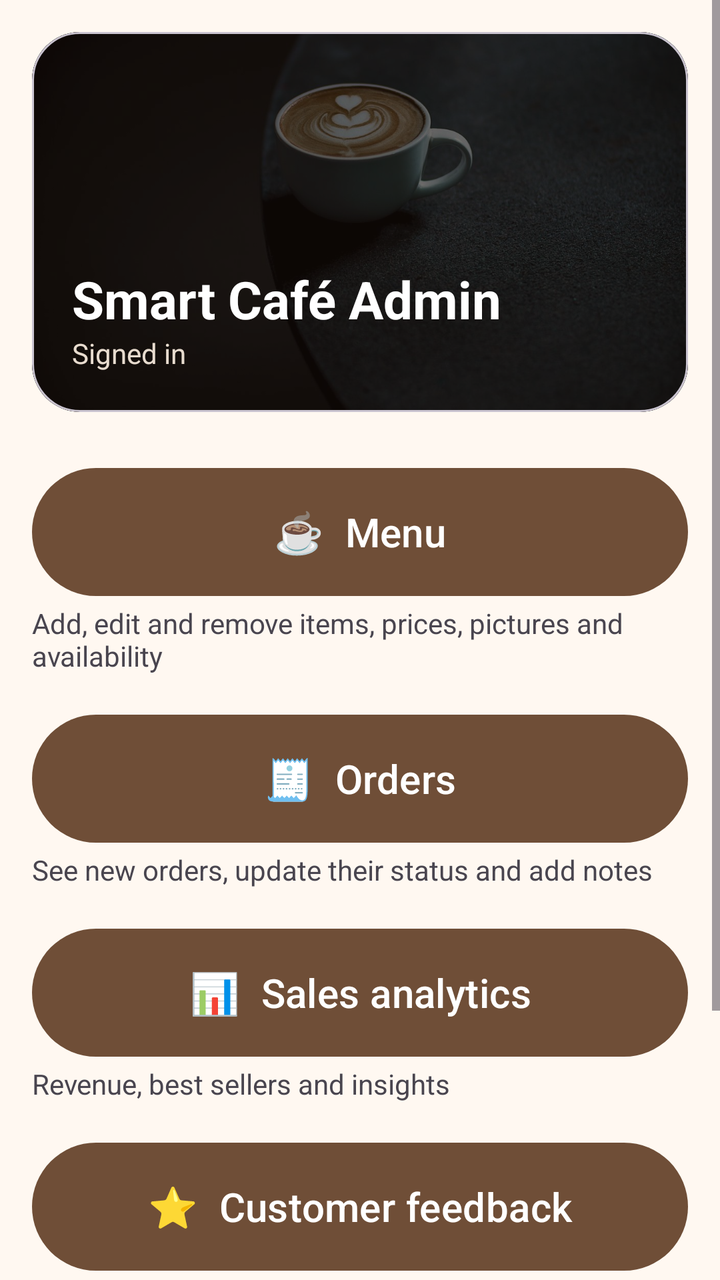
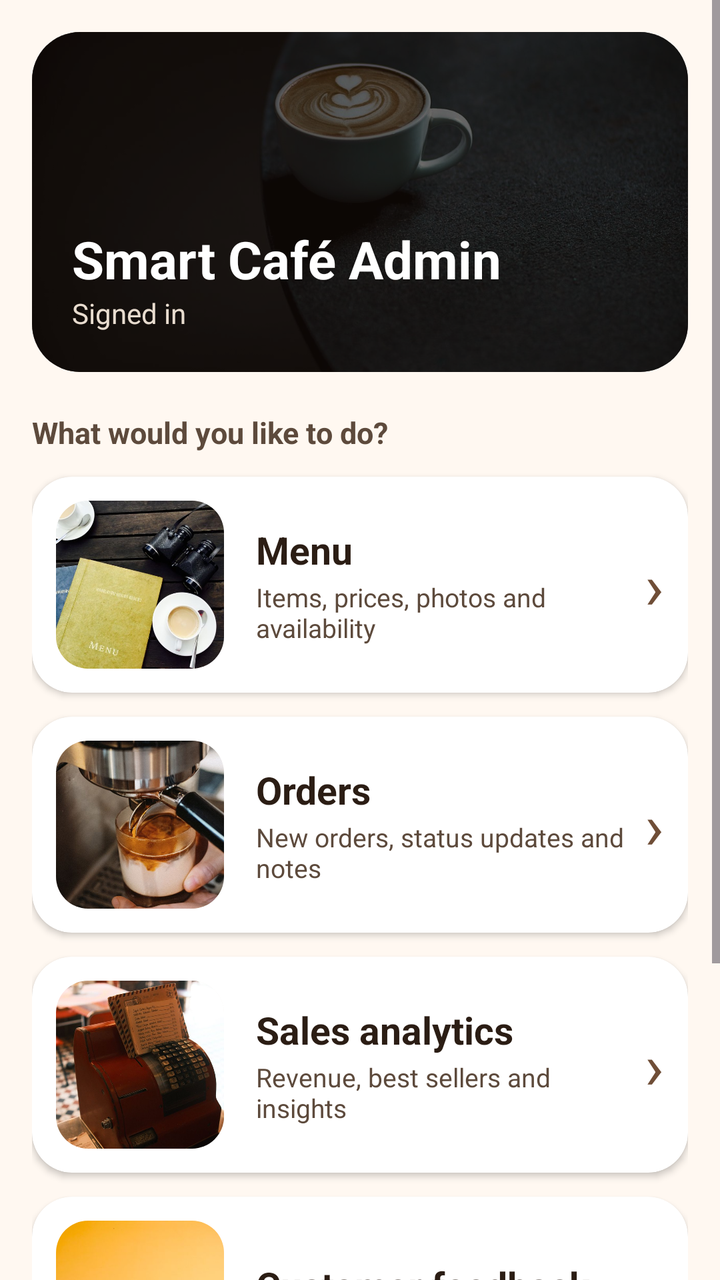

An Android layout rendered at two revisions. The XML below is the earlier revision; the diff shows what the commit changed to produce the second picture.
<!-- AndroidManifest.xml: application theme Theme.SmartCafeAdmin -->
<!-- res/layout/activity_home.xml -->
<?xml version="1.0" encoding="utf-8"?>
<ScrollView xmlns:android="http://schemas.android.com/apk/res/android"
    xmlns:app="http://schemas.android.com/apk/res-auto"
    android:id="@+id/main"
    android:layout_width="match_parent"
    android:layout_height="match_parent">

    <LinearLayout
        android:layout_width="match_parent"
        android:layout_height="wrap_content"
        android:orientation="vertical"
        android:padding="16dp">

        
        <com.google.android.material.card.MaterialCardView
            android:layout_width="match_parent"
            android:layout_height="190dp"
            app:cardCornerRadius="24dp"
            app:cardElevation="0dp">

            <FrameLayout
                android:layout_width="match_parent"
                android:layout_height="match_parent">

                <ImageView
                    android:layout_width="match_parent"
                    android:layout_height="match_parent"
                    android:importantForAccessibility="no"
                    android:scaleType="centerCrop"
                    android:src="@drawable/bg_coffee_photo" />

                <View
                    android:layout_width="match_parent"
                    android:layout_height="match_parent"
                    android:background="#99140C08" />

                <LinearLayout
                    android:layout_width="match_parent"
                    android:layout_height="wrap_content"
                    android:layout_gravity="bottom"
                    android:orientation="vertical"
                    android:padding="20dp">

                    <TextView
                        android:layout_width="wrap_content"
                        android:layout_height="wrap_content"
                        android:text="Smart Café Admin"
                        android:textColor="#FFFFFF"
                        android:textSize="26sp"
                        android:textStyle="bold" />

                    <TextView
                        android:id="@+id/textWelcome"
                        android:layout_width="wrap_content"
                        android:layout_height="wrap_content"
                        android:text="Signed in"
                        android:textColor="#E8DCCF" />
                </LinearLayout>
            </FrameLayout>
        </com.google.android.material.card.MaterialCardView>

        <Button
            android:id="@+id/buttonMenu"
            android:layout_width="match_parent"
            android:layout_height="72dp"
            android:layout_marginTop="24dp"
            android:text="☕  Menu"
            android:textSize="20sp" />

        <TextView
            android:layout_width="wrap_content"
            android:layout_height="wrap_content"
            android:layout_marginBottom="16dp"
            android:text="Add, edit and remove items, prices, pictures and availability" />

        <Button
            android:id="@+id/buttonOrders"
            android:layout_width="match_parent"
            android:layout_height="72dp"
            android:text="🧾  Orders"
            android:textSize="20sp" />

        <TextView
            android:layout_width="wrap_content"
            android:layout_height="wrap_content"
            android:layout_marginBottom="16dp"
            android:text="See new orders, update their status and add notes" />

        <Button
            android:id="@+id/buttonAnalytics"
            android:layout_width="match_parent"
            android:layout_height="72dp"
            android:text="📊  Sales analytics"
            android:textSize="20sp" />

        <TextView
            android:layout_width="wrap_content"
            android:layout_height="wrap_content"
            android:layout_marginBottom="16dp"
            android:text="Revenue, best sellers and insights" />

        <Button
            android:id="@+id/buttonFeedback"
            android:layout_width="match_parent"
            android:layout_height="72dp"
            android:text="⭐  Customer feedback"
            android:textSize="20sp" />

        <TextView
            android:layout_width="wrap_content"
            android:layout_height="wrap_content"
            android:layout_marginBottom="32dp"
            android:text="Star ratings and comments from customers" />

        <Button
            android:id="@+id/buttonLogout"
            style="@style/Widget.Material3.Button.OutlinedButton"
            android:layout_width="match_parent"
            android:layout_height="wrap_content"
            android:text="Log out" />

        <LinearLayout
            android:layout_width="wrap_content"
            android:layout_height="wrap_content"
            android:layout_gravity="center_horizontal"
            android:layout_marginTop="8dp"
            android:orientation="horizontal">

            <Button
                android:id="@+id/buttonTerms"
                style="@style/Widget.Material3.Button.TextButton"
                android:layout_width="wrap_content"
                android:layout_height="wrap_content"
                android:text="Terms and Conditions" />

            <Button
                android:id="@+id/buttonPrivacy"
                style="@style/Widget.Material3.Button.TextButton"
                android:layout_width="wrap_content"
                android:layout_height="wrap_content"
                android:text="Privacy Notice" />
        </LinearLayout>

    </LinearLayout>
</ScrollView>
<!-- resources referenced by this layout -->
<resources>
  <!-- drawable bg_coffee_photo: jpg bitmap (drawable-nodpi, 93653 bytes) -->
  <style name="Theme.SmartCafeAdmin" parent="Base.Theme.SmartCafeAdmin" />
  <style name="Base.Theme.SmartCafeAdmin" parent="Theme.Material3.Light.NoActionBar">
          <item name="colorPrimary">#6F4E37</item>
          <item name="colorOnPrimary">#FFFFFF</item>
          <item name="colorPrimaryContainer">#F3E5D8</item>
          <item name="colorOnPrimaryContainer">#3E2723</item>
  
          <item name="colorSecondary">#A47148</item>
          <item name="colorOnSecondary">#FFFFFF</item>
          <item name="colorSecondaryContainer">#F6E3CF</item>
          <item name="colorOnSecondaryContainer">#3E2723</item>
  
          <item name="android:colorBackground">#FFF8F1</item>
          <item name="colorOnBackground">#2B1D14</item>
          <item name="colorSurface">#FFF8F1</item>
          <item name="colorOnSurface">#2B1D14</item>
          <item name="colorSurfaceVariant">#EFE0D2</item>
          <item name="colorOnSurfaceVariant">#5D4A3C</item>
          <item name="colorOutline">#8D7A6B</item>
  
          <item name="android:windowLightStatusBar">true</item>
      </style>
</resources>

<!-- the commit's change to res/layout/activity_home.xml (unified diff, before → after) -->
@@ -14,9 +14,10 @@
         
         <com.google.android.material.card.MaterialCardView
             android:layout_width="match_parent"
-            android:layout_height="190dp"
+            android:layout_height="170dp"
             app:cardCornerRadius="24dp"
-            app:cardElevation="0dp">
+            app:cardElevation="0dp"
+            app:strokeWidth="0dp">
 
             <FrameLayout
                 android:layout_width="match_parent"
@@ -59,64 +60,294 @@
             </FrameLayout>
         </com.google.android.material.card.MaterialCardView>
 
-        <Button
-            android:id="@+id/buttonMenu"
-            android:layout_width="match_parent"
-            android:layout_height="72dp"
-            android:layout_marginTop="24dp"
-            android:text="☕  Menu"
-            android:textSize="20sp" />
-
         <TextView
             android:layout_width="wrap_content"
             android:layout_height="wrap_content"
-            android:layout_marginBottom="16dp"
-            android:text="Add, edit and remove items, prices, pictures and availability" />
-
-        <Button
-            android:id="@+id/buttonOrders"
-            android:layout_width="match_parent"
-            android:layout_height="72dp"
-            android:text="🧾  Orders"
-            android:textSize="20sp" />
-
-        <TextView
-            android:layout_width="wrap_content"
-            android:layout_height="wrap_content"
-            android:layout_marginBottom="16dp"
-            android:text="See new orders, update their status and add notes" />
-
-        <Button
-            android:id="@+id/buttonAnalytics"
-            android:layout_width="match_parent"
-            android:layout_height="72dp"
-            android:text="📊  Sales analytics"
-            android:textSize="20sp" />
-
-        <TextView
-            android:layout_width="wrap_content"
-            android:layout_height="wrap_content"
-            android:layout_marginBottom="16dp"
-            android:text="Revenue, best sellers and insights" />
-
-        <Button
-            android:id="@+id/buttonFeedback"
-            android:layout_width="match_parent"
-            android:layout_height="72dp"
-            android:text="⭐  Customer feedback"
-            android:textSize="20sp" />
-
-        <TextView
-            android:layout_width="wrap_content"
-            android:layout_height="wrap_content"
-            android:layout_marginBottom="32dp"
-            android:text="Star ratings and comments from customers" />
+            android:layout_marginTop="20dp"
+            android:layout_marginBottom="4dp"
+            android:text="What would you like to do?"
+            android:textColor="#5D4A3C"
+            android:textSize="15sp"
+            android:textStyle="bold" />
+
+        
+        <com.google.android.material.card.MaterialCardView
+            android:id="@+id/cardMenu"
+            android:layout_width="match_parent"
+            android:layout_height="wrap_content"
+            android:layout_marginTop="8dp"
+            android:clickable="true"
+            android:focusable="true"
+            app:cardBackgroundColor="#FFFFFF"
+            app:cardCornerRadius="20dp"
+            app:cardElevation="2dp"
+            app:strokeWidth="0dp">
+
+            <LinearLayout
+                android:layout_width="match_parent"
+                android:layout_height="wrap_content"
+                android:gravity="center_vertical"
+                android:orientation="horizontal"
+                android:padding="12dp">
+
+                <com.google.android.material.card.MaterialCardView
+                    android:layout_width="84dp"
+                    android:layout_height="84dp"
+                    app:cardCornerRadius="16dp"
+                    app:cardElevation="0dp"
+                    app:strokeWidth="0dp">
+
+                    <ImageView
+                        android:layout_width="match_parent"
+                        android:layout_height="match_parent"
+                        android:importantForAccessibility="no"
+                        android:scaleType="centerCrop"
+                        android:src="@drawable/home_menu" />
+                </com.google.android.material.card.MaterialCardView>
+
+                <LinearLayout
+                    android:layout_width="0dp"
+                    android:layout_height="wrap_content"
+                    android:layout_marginStart="16dp"
+                    android:layout_weight="1"
+                    android:orientation="vertical">
+
+                    <TextView
+                        android:layout_width="wrap_content"
+                        android:layout_height="wrap_content"
+                        android:text="Menu"
+                        android:textColor="#2B1D14"
+                        android:textSize="19sp"
+                        android:textStyle="bold" />
+
+                    <TextView
+                        android:layout_width="wrap_content"
+                        android:layout_height="wrap_content"
+                        android:layout_marginTop="2dp"
+                        android:text="Items, prices, photos and availability"
+                        android:textColor="#5D4A3C"
+                        android:textSize="13sp" />
+                </LinearLayout>
+
+                <TextView
+                    android:layout_width="wrap_content"
+                    android:layout_height="wrap_content"
+                    android:text="›"
+                    android:textColor="#6F4E37"
+                    android:textSize="32sp" />
+            </LinearLayout>
+        </com.google.android.material.card.MaterialCardView>
+
+        
+        <com.google.android.material.card.MaterialCardView
+            android:id="@+id/cardOrders"
+            android:layout_width="match_parent"
+            android:layout_height="wrap_content"
+            android:layout_marginTop="12dp"
+            android:clickable="true"
+            android:focusable="true"
+            app:cardBackgroundColor="#FFFFFF"
+            app:cardCornerRadius="20dp"
+            app:cardElevation="2dp"
+            app:strokeWidth="0dp">
+
+            <LinearLayout
+                android:layout_width="match_parent"
+                android:layout_height="wrap_content"
+                android:gravity="center_vertical"
+                android:orientation="horizontal"
+                android:padding="12dp">
+
+                <com.google.android.material.card.MaterialCardView
+                    android:layout_width="84dp"
+                    android:layout_height="84dp"
+                    app:cardCornerRadius="16dp"
+                    app:cardElevation="0dp"
+                    app:strokeWidth="0dp">
+
+                    <ImageView
+                        android:layout_width="match_parent"
+                        android:layout_height="match_parent"
+                        android:importantForAccessibility="no"
+                        android:scaleType="centerCrop"
+                        android:src="@drawable/home_orders" />
+                </com.google.android.material.card.MaterialCardView>
+
+                <LinearLayout
+                    android:layout_width="0dp"
+                    android:layout_height="wrap_content"
+                    android:layout_marginStart="16dp"
+                    android:layout_weight="1"
+                    android:orientation="vertical">
+
+                    <TextView
+                        android:layout_width="wrap_content"
+                        android:layout_height="wrap_content"
+                        android:text="Orders"
+                        android:textColor="#2B1D14"
+                        android:textSize="19sp"
+                        android:textStyle="bold" />
+
+                    <TextView
+                        android:layout_width="wrap_content"
+                        android:layout_height="wrap_content"
+                        android:layout_marginTop="2dp"
+                        android:text="New orders, status updates and notes"
+                        android:textColor="#5D4A3C"
+                        android:textSize="13sp" />
+                </LinearLayout>
+
+                <TextView
+                    android:layout_width="wrap_content"
+                    android:layout_height="wrap_content"
+                    android:text="›"
+                    android:textColor="#6F4E37"
+                    android:textSize="32sp" />
+            </LinearLayout>
+        </com.google.android.material.card.MaterialCardView>
+
+        
+        <com.google.android.material.card.MaterialCardView
+            android:id="@+id/cardAnalytics"
+            android:layout_width="match_parent"
+            android:layout_height="wrap_content"
+            android:layout_marginTop="12dp"
+            android:clickable="true"
+            android:focusable="true"
+            app:cardBackgroundColor="#FFFFFF"
+            app:cardCornerRadius="20dp"
+            app:cardElevation="2dp"
+            app:strokeWidth="0dp">
+
+            <LinearLayout
+                android:layout_width="match_parent"
+                android:layout_height="wrap_content"
+                android:gravity="center_vertical"
+                android:orientation="horizontal"
+                android:padding="12dp">
+
+                <com.google.android.material.card.MaterialCardView
+                    android:layout_width="84dp"
+                    android:layout_height="84dp"
+                    app:cardCornerRadius="16dp"
+                    app:cardElevation="0dp"
+                    app:strokeWidth="0dp">
+
+                    <ImageView
+                        android:layout_width="match_parent"
+                        android:layout_height="match_parent"
+                        android:importantForAccessibility="no"
+                        android:scaleType="centerCrop"
+                        android:src="@drawable/home_analytics" />
+                </com.google.android.material.card.MaterialCardView>
+
+                <LinearLayout
+                    android:layout_width="0dp"
+                    android:layout_height="wrap_content"
+                    android:layout_marginStart="16dp"
+                    android:layout_weight="1"
+                    android:orientation="vertical">
+
+                    <TextView
+                        android:layout_width="wrap_content"
+                        android:layout_height="wrap_content"
+                        android:text="Sales analytics"
+                        android:textColor="#2B1D14"
+                        android:textSize="19sp"
+                        android:textStyle="bold" />
+
+                    <TextView
+                        android:layout_width="wrap_content"
+                        android:layout_height="wrap_content"
+                        android:layout_marginTop="2dp"
+                        android:text="Revenue, best sellers and insights"
+                        android:textColor="#5D4A3C"
+                        android:textSize="13sp" />
+                </LinearLayout>
+
+                <TextView
+                    android:layout_width="wrap_content"
+                    android:layout_height="wrap_content"
+                    android:text="›"
+                    android:textColor="#6F4E37"
+                    android:textSize="32sp" />
+            </LinearLayout>
+        </com.google.android.material.card.MaterialCardView>
+
+        
+        <com.google.android.material.card.MaterialCardView
+            android:id="@+id/cardFeedback"
+            android:layout_width="match_parent"
+            android:layout_height="wrap_content"
+            android:layout_marginTop="12dp"
+            android:clickable="true"
+            android:focusable="true"
+            app:cardBackgroundColor="#FFFFFF"
+            app:cardCornerRadius="20dp"
+            app:cardElevation="2dp"
+            app:strokeWidth="0dp">
+
+            <LinearLayout
+                android:layout_width="match_parent"
+                android:layout_height="wrap_content"
+                android:gravity="center_vertical"
+                android:orientation="horizontal"
+                android:padding="12dp">
+
+                <com.google.android.material.card.MaterialCardView
+                    android:layout_width="84dp"
+                    android:layout_height="84dp"
+                    app:cardCornerRadius="16dp"
+                    app:cardElevation="0dp"
+                    app:strokeWidth="0dp">
+
+                    <ImageView
+                        android:layout_width="match_parent"
+                        android:layout_height="match_parent"
+                        android:importantForAccessibility="no"
+                        android:scaleType="centerCrop"
+                        android:src="@drawable/home_feedback" />
+                </com.google.android.material.card.MaterialCardView>
+
+                <LinearLayout
+                    android:layout_width="0dp"
+                    android:layout_height="wrap_content"
+                    android:layout_marginStart="16dp"
+                    android:layout_weight="1"
+                    android:orientation="vertical">
+
+                    <TextView
+                        android:layout_width="wrap_content"
+                        android:layout_height="wrap_content"
+                        android:text="Customer feedback"
+                        android:textColor="#2B1D14"
+                        android:textSize="19sp"
+                        android:textStyle="bold" />
+
+                    <TextView
+                        android:layout_width="wrap_content"
+                        android:layout_height="wrap_content"
+                        android:layout_marginTop="2dp"
+                        android:text="Star ratings and comments"
+                        android:textColor="#5D4A3C"
+                        android:textSize="13sp" />
+                </LinearLayout>
+
+                <TextView
+                    android:layout_width="wrap_content"
+                    android:layout_height="wrap_content"
+                    android:text="›"
+                    android:textColor="#6F4E37"
+                    android:textSize="32sp" />
+            </LinearLayout>
+        </com.google.android.material.card.MaterialCardView>
 
         <Button
             android:id="@+id/buttonLogout"
             style="@style/Widget.Material3.Button.OutlinedButton"
             android:layout_width="match_parent"
             android:layout_height="wrap_content"
+            android:layout_marginTop="24dp"
             android:text="Log out" />
 
         <LinearLayout
<!-- resource entries referenced after the edit -->
@@ -1,6 +1,10 @@
 <!-- resources referenced by this layout -->
 <resources>
   <!-- drawable bg_coffee_photo: jpg bitmap (drawable-nodpi, 93653 bytes) -->
+  <!-- drawable home_analytics: jpg bitmap (drawable, 80497 bytes) -->
+  <!-- drawable home_feedback: jpg bitmap (drawable, 11715 bytes) -->
+  <!-- drawable home_menu: jpg bitmap (drawable, 57975 bytes) -->
+  <!-- drawable home_orders: jpg bitmap (drawable, 103743 bytes) -->
   <style name="Theme.SmartCafeAdmin" parent="Base.Theme.SmartCafeAdmin" />
   <style name="Base.Theme.SmartCafeAdmin" parent="Theme.Material3.Light.NoActionBar">
           <item name="colorPrimary">#6F4E37</item>
